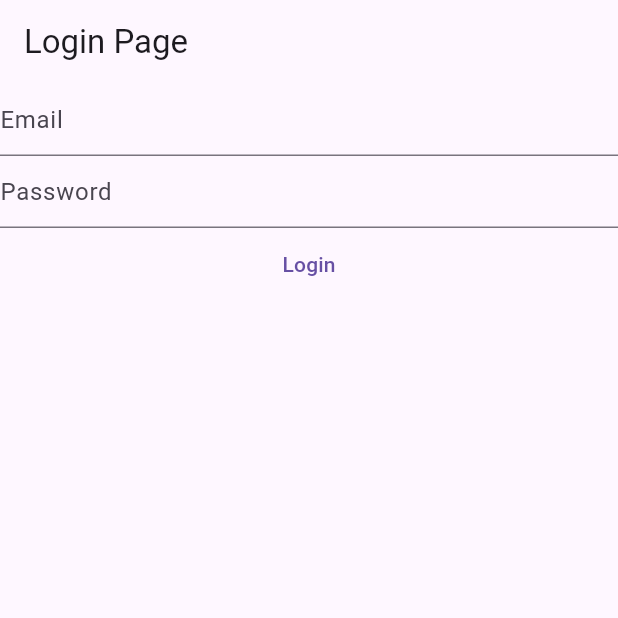
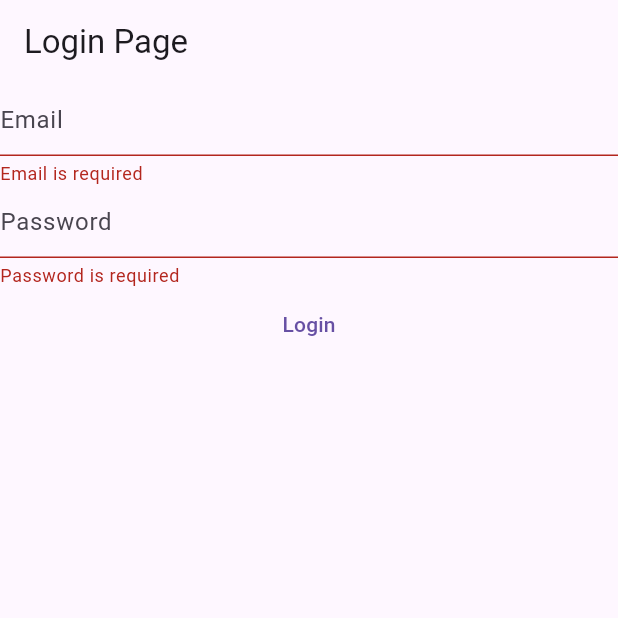
Before and after one commit to bokuwajay/petsguides, a Flutter app: the screen it shows after launch, after a tap on "Login", on a phone screen of 412 x 824 dp, the top half of it. Run offline on Flutter 3.47's test engine with Material 3 defaults, Android fonts, the phone set to English and light mode, and no system bars; our stand-ins replace bloc, curved_navigation_bar, dio, flutter_bloc, flutter_secure_storage, go_router and 3 more.

Commit message:
Finish mixin validator and refactor exception

```diff
--- /dev/null
+++ b/lib/exceptions/auth_exceptions.dart
@@ -0,0 +1,27 @@
+// login exceptions
+class AuthException implements Exception {
+  String exceptionMessage = "";
+
+  AuthException({required this.exceptionMessage});
+
+  @override
+  String toString() {
+    if (exceptionMessage == "") return "Authentication Error!";
+
+    return exceptionMessage;
+  }
+}
+
+// class WrongPasswordAuthException implements Exception {}
+
+// // register exceptions
+// class WeakPasswordAuthException implements Exception {}
+
+// class EmailAlreadyInUseAuthException implements Exception {}
+
+// class InvalidEmailAuthException implements Exception {}
+
+// // generic exceptions
+// class GenericAuthException implements Exception {}
+
+// class UserNotLoggedInAuthException implements Exception {}
--- /dev/null
+++ b/lib/exceptions/connection_exception.dart
@@ -0,0 +1,12 @@
+class ConnectionException implements Exception {
+  String exceptionMessage = "";
+
+  ConnectionException({required this.exceptionMessage});
+
+  @override
+  String toString() {
+    if (exceptionMessage == "") return "Connection Error!";
+
+    return exceptionMessage;
+  }
+}
--- /dev/null
+++ b/lib/helpers/validator.dart
@@ -0,0 +1,49 @@
+mixin Validator {
+  String? validateEmail(String? email) {
+    if (email == null || email.isEmpty) {
+      return 'Email is required';
+    } else if (!RegExp(
+            r"^[a-zA-Z0-9.!#$%&'*+/=?^_`{|}~-]+@[a-zA-Z0-9-]+(?:\.[a-zA-Z0-9-]+)*$")
+        .hasMatch(email)) {
+      return 'Please enter a valid email';
+    }
+    return null;
+  }
+
+  String? validatePhone(String? phone) {
+    if (phone == null || phone.isEmpty) {
+      return 'Phone numbers are required';
+    } else if (!RegExp(r"^(?:\+852-?)?[456789]\d{3}-?\d{4}$").hasMatch(phone)) {
+      return 'Please enter valid HK phone numbers';
+    }
+    return null;
+  }
+
+  String? validatePassword(String? password) {
+    if (password == null || password.isEmpty) {
+      return 'Password is required';
+    } else if (password.length < 12) {
+      return 'Password must be at least 12 characters';
+    } else if (!RegExp(r"^(?=.*[a-z])(?=.*[A-Z])(?=.*\d).+")
+        .hasMatch(password)) {
+      return "Please include at least 1 uppercase, 1 lowercase and 1 digit.";
+    }
+    return null;
+  }
+
+  String? validateConfirmPassword(String? value, String password) {
+    if (value == null || value.isEmpty) {
+      return 'Confirm password is required';
+    } else if (value != password) {
+      return 'Confirm password does not match';
+    }
+    return null;
+  }
+
+  String? validateRequiredField(String? value, String fieldName) {
+    if (value == null || value.isEmpty) {
+      return '$fieldName is required';
+    }
+    return null;
+  }
+}
--- a/lib/services/auth/auth_exceptions.dart
+++ /dev/null
@@ -1,27 +0,0 @@
-// login exceptions
-class UserNotFoundAuthException implements Exception {
-  String exceptionMessage = "";
-
-  UserNotFoundAuthException({required this.exceptionMessage});
-
-  @override
-  String toString() {
-    if (exceptionMessage == "") return "User Not Found!";
-
-    return exceptionMessage;
-  }
-}
-
-class WrongPasswordAuthException implements Exception {}
-
-// register exceptions
-class WeakPasswordAuthException implements Exception {}
-
-class EmailAlreadyInUseAuthException implements Exception {}
-
-class InvalidEmailAuthException implements Exception {}
-
-// generic exceptions
-class GenericAuthException implements Exception {}
-
-class UserNotLoggedInAuthException implements Exception {}
--- a/lib/services/dio/create_excpetion_entiry.dart
+++ b/lib/services/dio/create_excpetion_entiry.dart
@@ -6,37 +6,27 @@ ExceptionEntity createExceptionEntity(DioException exception) {
   switch (exception.type) {
     case DioExceptionType.connectionTimeout:
       return ExceptionEntity(
-          statusCode: -1,
-          exceptionMessage:
-              "Connection timed out exception catch in Dio Interceptor");
+          statusCode: -1, exceptionMessage: "Connection timed out [Dio]");
 
     case DioExceptionType.sendTimeout:
       return ExceptionEntity(
-          statusCode: -1,
-          exceptionMessage:
-              "Send timed out exception catch in Dio Interceptor");
+          statusCode: -2, exceptionMessage: "Send timed out [Dio]");
 
     case DioExceptionType.receiveTimeout:
       return ExceptionEntity(
-          statusCode: -1,
-          exceptionMessage:
-              "Receive timed out exception catch in Dio Interceptor");
+          statusCode: -3, exceptionMessage: "Receive timed out [Dio]");
 
     case DioExceptionType.badCertificate:
       return ExceptionEntity(
-          statusCode: -1,
-          exceptionMessage:
-              "Bad SSL certificates exception catch in Dio Interceptor");
+          statusCode: -4, exceptionMessage: "Bad SSL certificates [Dio]");
 
     case DioExceptionType.cancel:
       return ExceptionEntity(
-          statusCode: -1,
-          exceptionMessage: "Server canceled it catch in Dio Interceptor");
+          statusCode: -5, exceptionMessage: "Server canceled [Dio]");
 
     case DioExceptionType.connectionError:
       return ExceptionEntity(
-          statusCode: -1,
-          exceptionMessage: "Connection error catch in Dio Interceptor");
+          statusCode: -6, exceptionMessage: "Connection error [Dio]");
 
     case DioExceptionType.badResponse:
       switch (exception.response!.statusCode) {
@@ -61,7 +51,6 @@ ExceptionEntity createExceptionEntity(DioException exception) {
 
     case DioExceptionType.unknown:
       return ExceptionEntity(
-          statusCode: -1,
-          exceptionMessage: "Unknown exception catch in Dio Interceptor");
+          statusCode: -7, exceptionMessage: "Unknown exception [Dio]");
   }
 }
--- a/lib/services/dio/dio_interceptor.dart
+++ b/lib/services/dio/dio_interceptor.dart
@@ -3,7 +3,6 @@ import 'dart:io';
 import 'package:dio/dio.dart';
 import 'package:dio/io.dart';
 import 'package:flutter/foundation.dart';
-import 'package:petsguides/services/auth/auth_exceptions.dart';
 import 'create_excpetion_entiry.dart';
 import 'exception_entity.dart';
 
@@ -64,11 +63,11 @@ class HttpUtil {
       }
       // this is for customized the error message, but on further action
 
-      ExceptionEntity eInfo = createExceptionEntity(exception);
+      ExceptionEntity customException = createExceptionEntity(exception);
 
       // therefore we need this one, not just return the error message, this one based on the status code from ExceptionEntity
       // to customized further action inside this method
-      onError(eInfo);
+      onError(customException);
     }));
   }
 
@@ -119,16 +118,35 @@ class HttpUtil {
     return response.data;
   }
 
-  void onError(ExceptionEntity eInfo) {
-    print(
-        'error.code -> ${eInfo.statusCode}, error.message -> ${eInfo.exceptionMessage}');
-    switch (eInfo.statusCode) {
+  void onError(ExceptionEntity customException) {
+    switch (customException.statusCode) {
+      case -1:
+        // DioExceptionType.connectionTimeout
+        throw customException;
+      case -2:
+        // DioExceptionType.sendTimeout
+        throw customException;
+      case -3:
+        // DioExceptionType.receiveTimeout
+        throw customException;
+      case -4:
+        // DioExceptionType.badCertificate
+        throw customException;
+      case -5:
+        // DioExceptionType.cancel
+        throw customException;
+      case -6:
+        // DioExceptionType.connectionError (backend server shut down)
+        throw customException;
+      case -7:
+        // DioExceptionType.unknown
+        throw customException;
       case 400:
         print("Server syntax error");
         break;
       case 401:
         print("You are denied to continue");
-        throw eInfo;
+        throw customException;
 
       // we can navigate to login screen  /  get the re flash token to send the request again
 
@@ -136,8 +154,8 @@ class HttpUtil {
         print("Server internal error");
         break;
       default:
-        print("Unknown error");
-        break;
+        throw ExceptionEntity(
+            statusCode: -8, exceptionMessage: "Really Unknown [Dio]");
     }
   }
 }
--- a/lib/views/login_view.dart
+++ b/lib/views/login_view.dart
@@ -3,8 +3,12 @@ import 'package:flutter_bloc/flutter_bloc.dart';
 import 'package:petsguides/blocs/auth/auth_bloc.dart';
 import 'package:petsguides/blocs/auth/auth_event.dart';
 import 'package:petsguides/blocs/auth/auth_state.dart';
-import 'package:petsguides/services/auth/auth_exceptions.dart';
+import 'package:petsguides/exceptions/auth_exceptions.dart';
+import 'package:petsguides/exceptions/connection_exception.dart';
+import 'package:petsguides/helpers/validator.dart';
 import 'package:petsguides/views/dialogs/error_dialog.dart';
+
+final _formKey = GlobalKey<FormState>();
 
 class LoginView extends StatefulWidget {
   const LoginView({super.key});
@@ -13,7 +17,7 @@ class LoginView extends StatefulWidget {
   State<LoginView> createState() => _LoginViewState();
 }
 
-class _LoginViewState extends State<LoginView> {
+class _LoginViewState extends State<LoginView> with Validator {
   late final TextEditingController _email;
   late final TextEditingController _password;
 
@@ -36,32 +40,37 @@ class _LoginViewState extends State<LoginView> {
     return BlocListener<AuthBloc, AuthState>(
       listener: (context, state) async {
         if (state is AuthStateLoggedOut) {
-          if (state.exception is UserNotFoundAuthException) {
+          if (state.exception is AuthException) {
             await showErrorDialog(context, state.exception.toString());
-          } else if (state.exception is WrongPasswordAuthException) {
-            await showErrorDialog(context, "Wrong credentials");
-          } else if (state.exception is GenericAuthException) {
-            await showErrorDialog(context, "Authentication error");
+          } else if (state.exception is ConnectionException) {
+            await showErrorDialog(context, state.exception.toString());
           }
         }
       },
       child: Scaffold(
         appBar: AppBar(title: Text("Login Page")),
-        body: Column(children: [
-          TextField(
+        body: Form(
+          key: _formKey,
+          child: Column(children: [
+            TextFormField(
               controller: _email,
               enableSuggestions: false,
               autocorrect: false,
               keyboardType: TextInputType.emailAddress,
-              decoration: const InputDecoration(hintText: "Email")),
-          TextField(
+              decoration: const InputDecoration(hintText: "Email"),
+              validator: (value) => validateEmail(value),
+            ),
+            TextFormField(
               controller: _password,
               enableSuggestions: false,
               autocorrect: false,
               obscureText: true,
-              decoration: const InputDecoration(hintText: "Password")),
+              decoration: const InputDecoration(hintText: "Password"),
+              validator: (value) => validateRequiredField(value, "Password"),
+            ),
             TextButton(
                 onPressed: () async {
+                  if (_formKey.currentState!.validate()) {
                     final email = _email.text;
                     final password = _password.text;
 
@@ -69,10 +78,14 @@ class _LoginViewState extends State<LoginView> {
                           email: email,
                           password: password,
                         ));
+
+                    _formKey.currentState!.reset();
+                  }
                 },
                 child: const Text("Login"))
           ]),
         ),
+      ),
     );
   }
 }
```
Also changed, not shown: lib/services/auth/auth_service.dart (+10 -3 lines). Lines whose indentation alone changed are shown as unchanged.
